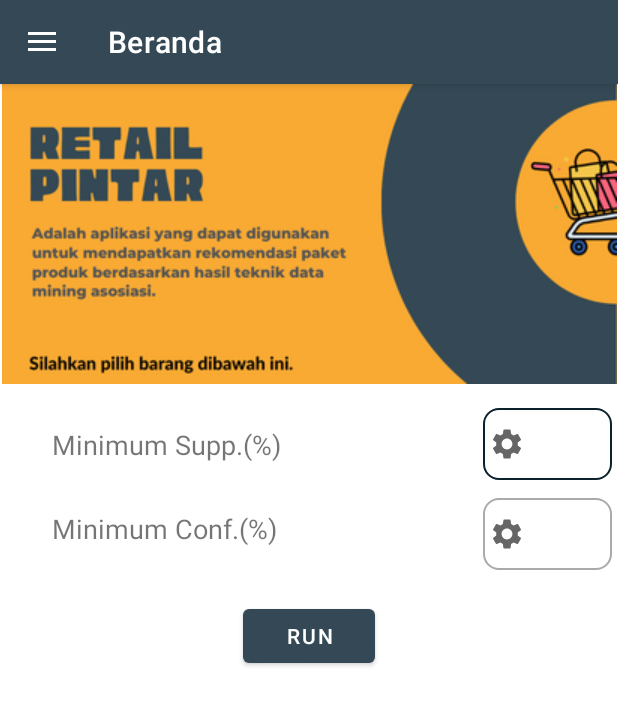
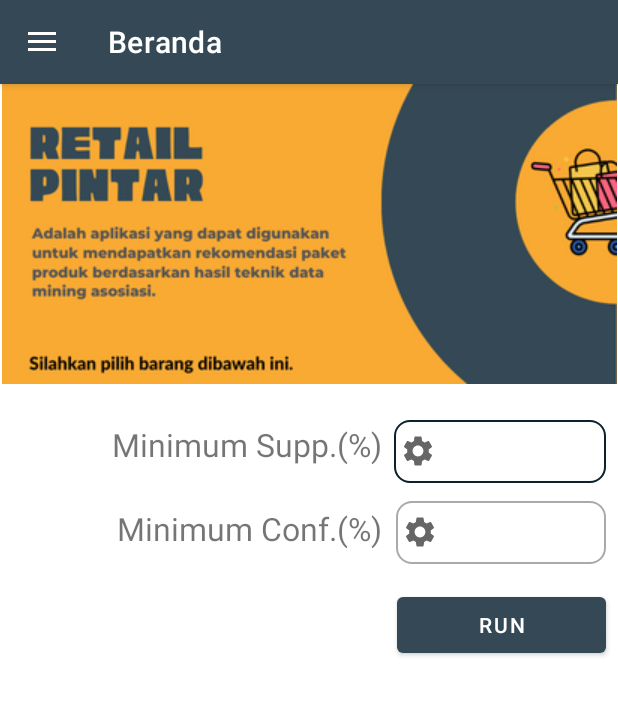
Before and after one commit to aburizalpurnama/aplikasi-paket-product, an Android app: the screen it shows after launch (MainActivity), on a phone screen of 412 x 824 dp. Shown: the top 705 px of the screen. Run offline under Robolectric (Android 15) with nearby library versions, the phone set to English and light mode, and no system bars; our stand-ins replace navigation-ui; Roboto replaces fonts that are not available here.

Commit message:
done implementing separated layout

```diff
--- a/app/src/main/java/com/example/paketproduct/ui/result/ResultFragment.java
+++ b/app/src/main/java/com/example/paketproduct/ui/result/ResultFragment.java
@@ -72,10 +72,8 @@ public class ResultFragment extends Fragment {
             public void onItemClick(AdapterView<?> parent, View view, int position, long id) {
                 String item = parent.getItemAtPosition(position).toString();
 
-                Toast.makeText(getContext(), item, Toast.LENGTH_SHORT).show();
                 setUpRv(item, fpgrowth, rules);
                 binding.rvRule.setVisibility(View.VISIBLE);
-
             }
         });
 
--- a/app/src/main/res/layout/fragment_beranda.xml
+++ b/app/src/main/res/layout/fragment_beranda.xml
@@ -28,10 +28,10 @@
 
             <EditText
                 android:id="@+id/inputMinsup"
-                android:layout_width="86dp"
-                android:layout_height="48dp"
-                android:layout_marginTop="16dp"
-                android:layout_marginEnd="4dp"
+                android:layout_width="141dp"
+                android:layout_height="42dp"
+                android:layout_marginTop="24dp"
+                android:layout_marginEnd="8dp"
                 android:background="@drawable/custom_input"
                 android:drawableStart="@drawable/setting"
                 android:drawablePadding="12dp"
@@ -44,10 +44,10 @@
 
             <EditText
                 android:id="@+id/inputMinConf"
-                android:layout_width="86dp"
-                android:layout_height="48dp"
+                android:layout_width="140dp"
+                android:layout_height="42dp"
                 android:layout_marginTop="12dp"
-                android:layout_marginEnd="4dp"
+                android:layout_marginEnd="8dp"
                 android:background="@drawable/custom_input"
                 android:drawableStart="@drawable/setting"
                 android:drawablePadding="12dp"
@@ -60,36 +60,43 @@
 
             <Button
                 android:id="@+id/btnRun"
-                android:layout_width="wrap_content"
-                android:layout_height="wrap_content"
-                android:layout_marginTop="20dp"
+                android:layout_width="139dp"
+                android:layout_height="49dp"
+                android:layout_marginTop="16dp"
+                android:layout_marginEnd="8dp"
                 android:text="Run"
                 app:layout_constraintBottom_toBottomOf="parent"
                 app:layout_constraintEnd_toEndOf="parent"
+                app:layout_constraintHorizontal_bias="1.0"
                 app:layout_constraintStart_toStartOf="parent"
-                app:layout_constraintTop_toBottomOf="@+id/inputMinConf" />
+                app:layout_constraintTop_toBottomOf="@+id/inputMinConf"
+                app:layout_constraintVertical_bias="1.0" />
 
             <TextView
                 android:id="@+id/textView3"
-                android:layout_width="190dp"
-                android:layout_height="32dp"
-                android:layout_marginTop="28dp"
+                android:layout_width="201dp"
+                android:layout_height="40dp"
+                android:layout_marginTop="26dp"
+                android:layout_marginEnd="8dp"
                 android:text="@string/minimum_support"
-                android:textSize="18sp"
+                android:textAlignment="textEnd"
+                android:textSize="21sp"
                 app:layout_constraintEnd_toStartOf="@+id/inputMinsup"
-                app:layout_constraintHorizontal_bias="0.262"
+                app:layout_constraintHorizontal_bias="1.0"
                 app:layout_constraintStart_toStartOf="parent"
                 app:layout_constraintTop_toBottomOf="@+id/imageView2" />
 
             <TextView
                 android:id="@+id/textView4"
-                android:layout_width="191dp"
+                android:layout_width="198dp"
                 android:layout_height="34dp"
-                android:layout_marginTop="24dp"
+                android:layout_marginTop="16dp"
+                android:layout_marginEnd="8dp"
                 android:text="@string/minimum_conf"
-                android:textSize="18sp"
+                android:textAlignment="textEnd"
+                android:textSize="21sp"
                 app:layout_constraintEnd_toStartOf="@+id/inputMinsup"
-                app:layout_constraintHorizontal_bias="0.265"
+                app:layout_constraintHorizontal_bias="1.0"
                 app:layout_constraintStart_toStartOf="parent"
                 app:layout_constraintTop_toBottomOf="@+id/textView3" />
 
--- a/app/src/main/res/layout/fragment_result.xml
+++ b/app/src/main/res/layout/fragment_result.xml
@@ -38,13 +38,18 @@
         <ScrollView
             android:layout_width="match_parent"
             android:layout_height="match_parent">
+                <LinearLayout
+                    android:layout_width="match_parent"
+                    android:layout_height="match_parent"
+                        android:orientation="vertical">
                         <androidx.recyclerview.widget.RecyclerView
                             android:id="@+id/rv_rule"
-                    android:layout_width="0dp"
+                            android:layout_width="match_parent"
                             android:layout_height="wrap_content"
                             android:layout_marginStart="4dp"
                             android:layout_marginTop="4dp"
                             android:layout_marginEnd="4dp"/>
+                </LinearLayout>
         </ScrollView>
 
 </LinearLayout>
```
Lines whose indentation alone changed are shown as unchanged.
